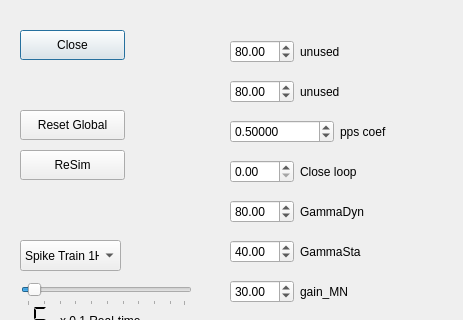
First picture: the form in projects/stretch_reflex/stretch_reflex_pytester/Controls.ui, repository wonjsohn/nerf-verilog, before the edit; both pictures show x 0 to 463 and y 0 to 320 of the 463 by 840 pixel window.
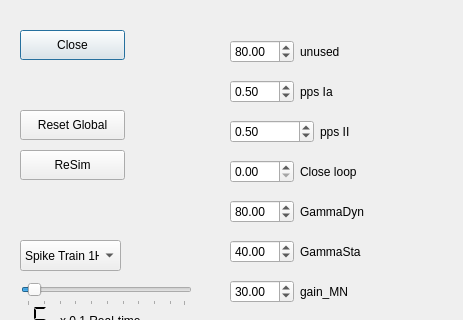
Second picture: the form after the edit.

Patch:
```diff
--- a/projects/stretch_reflex/stretch_reflex_pytester/Controls.ui
+++ b/projects/stretch_reflex/stretch_reflex_pytester/Controls.ui
@@ -99,7 +99,7 @@
     <item row="0" column="1">
      <widget class="QLabel" name="label_1">
       <property name="text">
-       <string>unused</string>
+       <string>pps Ia</string>
       </property>
      </widget>
     </item>
@@ -109,7 +109,7 @@
        <double>200.000000000000000</double>
       </property>
       <property name="value">
-       <double>80.000000000000000</double>
+       <double>0.500000000000000</double>
       </property>
      </widget>
     </item>
@@ -652,14 +652,14 @@
     <item row="0" column="1">
      <widget class="QLabel" name="label_2">
       <property name="text">
-       <string>pps coef</string>
+       <string>pps II</string>
       </property>
      </widget>
     </item>
     <item row="0" column="0">
      <widget class="QDoubleSpinBox" name="doubleSpinBox_2">
       <property name="decimals">
-       <number>5</number>
+       <number>2</number>
       </property>
       <property name="maximum">
        <double>1000000.000000000000000</double>
```
